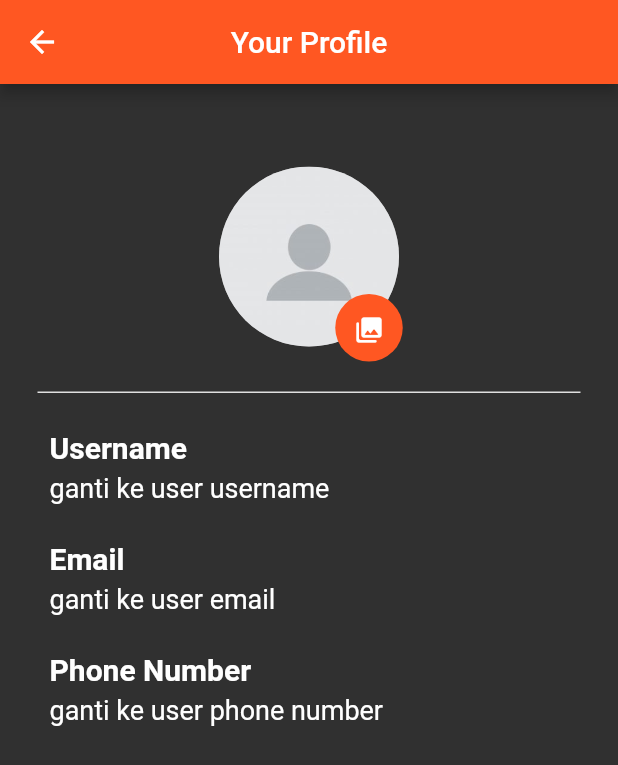
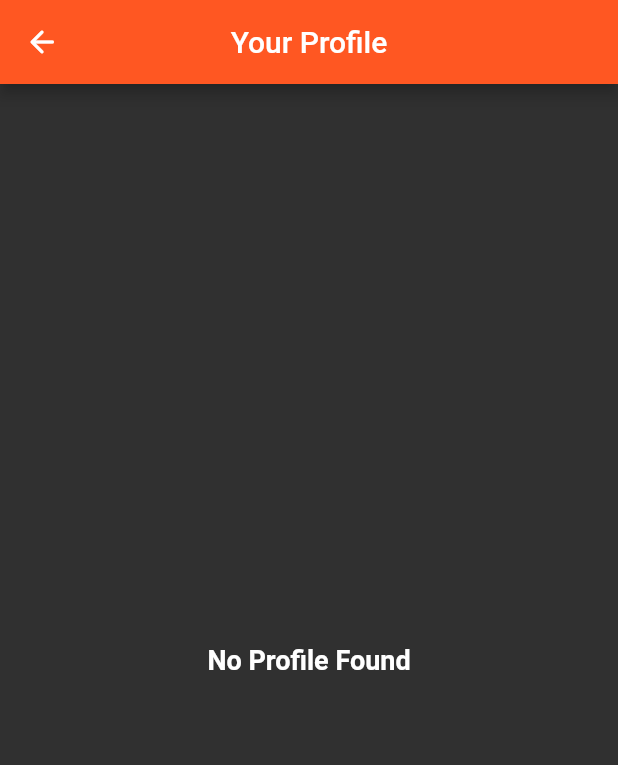
Before and after one commit to ThessaM/DailyBooks, a Flutter app: the ProfilePage screen opened directly with empty values, on a phone screen of 412 x 824 dp. Shown: the top 765 px of the screen. Run offline on Flutter 3.47's test engine with Material 2 defaults, Android fonts, the light colour scheme and no system bars; our stand-ins replace badges, image_picker, shared_preferences, sqflite; missing offline and left inert: image_picker_for_web, shared_preferences_web; accounts and stored records are empty.

Commit message:
update profilepage
sambungin ke database

```diff
--- a/project_mcc_lec/lib/page/cart_screen.dart
+++ b/project_mcc_lec/lib/page/cart_screen.dart
@@ -1,15 +1,11 @@
 import 'package:badges/badges.dart';
 import 'package:flutter/material.dart';
 import 'package:intl/intl.dart';
-// import 'package:flutter/src/foundation/key.dart';
-// import 'package:flutter/src/widgets/framework.dart';
 import 'package:project_mcc_lec/class/cart_model.dart';
 import 'package:project_mcc_lec/class/cartprovider.dart';
 import 'package:project_mcc_lec/class/db_helper.dart';
-import 'package:project_mcc_lec/class/route.dart';
-import 'package:project_mcc_lec/page/homepage.dart';
 import 'package:project_mcc_lec/page/paymentpage.dart';
-import 'package:project_mcc_lec/page/temppage.dart';
+// import 'package:project_mcc_lec/page/tempFolder/temppage.dart';
 import 'package:provider/provider.dart';
 
 class CartPage extends StatefulWidget {
--- a/project_mcc_lec/lib/page/profilepage.dart
+++ b/project_mcc_lec/lib/page/profilepage.dart
@@ -6,6 +6,9 @@ import 'package:flutter/services.dart';
 import 'package:flutter/src/foundation/key.dart';
 import 'package:flutter/src/widgets/framework.dart';
 import 'package:image_picker/image_picker.dart';
+import 'package:project_mcc_lec/class/db_helper.dart';
+import 'package:project_mcc_lec/class/user.dart';
+import 'package:project_mcc_lec/page/homepage.dart';
 import 'package:project_mcc_lec/page/paymentpage.dart';
 
 class ProfilePage extends StatefulWidget {
@@ -19,19 +22,37 @@ class ProfilePage extends StatefulWidget {
 
 class _ProfilePageState extends State<ProfilePage> {
 
+  DBHelper dbHelper = DBHelper();
+  get currentUserId => widget.currentUserId;
+
   String defaultImage = 'assets/Logo/profile_default.jpg';
 
   File? pickedGalleryImage;
 
-  Future PickGalleryImage() async{
+  Future PickGalleryImage(User updateUser) async{
     XFile? galleryImage;
     try{
       galleryImage = await ImagePicker().pickImage(source: ImageSource.gallery);
+      // User updateUser = await dbHelper.getCurrentUserById(currentUserId);
+
       if(galleryImage == null){
         return;
       }else{
+        // setState(() {
+          // pickedGalleryImage = File(galleryImage!.path);
+        // });
+        dbHelper.updateUser(
+          User(
+            id: updateUser.id,
+            username: updateUser.username,
+            email: updateUser.email,
+            phoneNumber: updateUser.phoneNumber,
+            password: updateUser.password,
+            profileImage: galleryImage.path
+          )
+        );
         setState(() {
-          pickedGalleryImage = File(galleryImage!.path);
+          //buat reload page
         });
       }
 
@@ -46,8 +67,30 @@ class _ProfilePageState extends State<ProfilePage> {
       appBar: AppBar(
         centerTitle: true,
         title: const Text('Your Profile'),
+        leading: IconButton(
+          onPressed: () => Navigator.pushAndRemoveUntil(
+            context,
+            MaterialPageRoute(builder: (context) => HomePage(currentUserId: currentUserId)),
+            (route) => false
+          ) ,
+          icon: Icon(Icons.arrow_back_rounded)
         ),
-      body: Padding(
+      ),
+      body: FutureBuilder<User>(
+        future: dbHelper.getCurrentUserById(currentUserId),
+        builder: (BuildContext context, AsyncSnapshot<User> snapshot){
+          if(!snapshot.hasData){
+            return Center(
+              child: Text(
+                "No Profile Found",
+                style: TextStyle(
+                  fontWeight: FontWeight.bold,
+                  fontSize: 18.0
+                ),
+              )
+            );
+          }
+          return Padding(
             padding: const EdgeInsets.all(25),
             child: Column(
               crossAxisAlignment: CrossAxisAlignment.start,
@@ -65,16 +108,17 @@ class _ProfilePageState extends State<ProfilePage> {
                             // borderRadius: BorderRadius.circular(20),
                           shape: BoxShape.circle,
                           color: Colors.grey,
-                        image: pickedGalleryImage == null
+                          // image: pickedGalleryImage == null
+                          image: snapshot.data!.profileImage == '0'
                               ? DecorationImage(
                                   image: AssetImage(defaultImage), scale: 0.3)
                               : DecorationImage(
-                                image: FileImage(pickedGalleryImage!),
+                                  // image: FileImage(pickedGalleryImage!),
+                                  image: FileImage(File(snapshot.data!.profileImage!)),
                                   fit: BoxFit.cover)
                           ),
                       ),
                       Container(
-
                         // alignment: Alignment.center,
                         height: 45,
                         margin: EdgeInsets.all(10),
@@ -84,7 +128,7 @@ class _ProfilePageState extends State<ProfilePage> {
                           shape: BoxShape.circle),
                         child: IconButton(
                           onPressed: () async {
-                        PickGalleryImage();
+                            PickGalleryImage(snapshot.data!);
                             //jgn lupa save ke database
                           },
                           icon: const Icon(
@@ -100,16 +144,18 @@ class _ProfilePageState extends State<ProfilePage> {
                 SeparatorLine(),
                 SizedBox(height: 25,),
                 ProfileTitleText(title: 'Username'),
-            ProfileSubtitleText(title: 'ganti ke user username'),
+                ProfileSubtitleText(title: snapshot.data!.username),
                 SizedBox(height: 25,),
                 ProfileTitleText(title: 'Email'),
-            ProfileSubtitleText(title: 'ganti ke user email'),
+                ProfileSubtitleText(title: snapshot.data!.email),
                 SizedBox(height: 25,),
                 ProfileTitleText(title: 'Phone Number'),
-            ProfileSubtitleText(title: 'ganti ke user phone number'),
+                ProfileSubtitleText(title: snapshot.data!.phoneNumber),
               ],
             ),
-      ),
+          );
+        },
+      )
     );
   }
 }
```
Also changed, not shown: project_mcc_lec/lib/page/historypage.dart (+9 -0 lines), project_mcc_lec/lib/page/homepage.dart (+32 -10 lines), project_mcc_lec/lib/page/tempFolder/cartpage.dart (renamed from project_mcc_lec/lib/page/cartpage.dart), project_mcc_lec/lib/page/tempFolder/temppage.dart (renamed from project_mcc_lec/lib/page/temppage.dart), 4 other files. Lines whose indentation alone changed are shown as unchanged.
